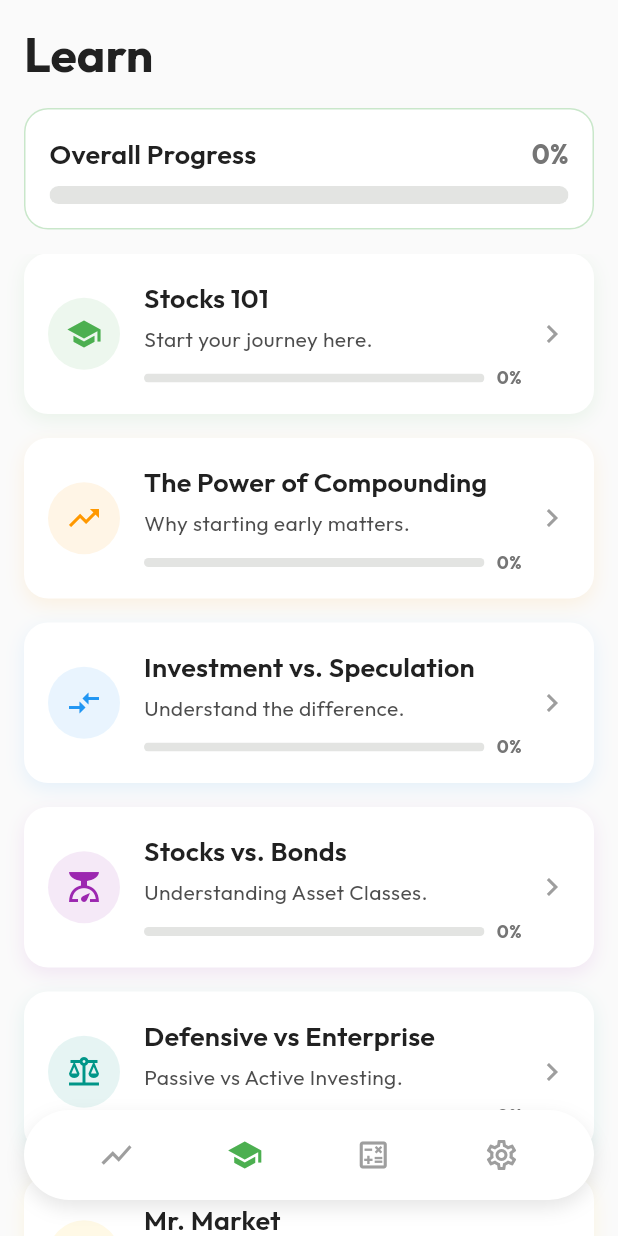
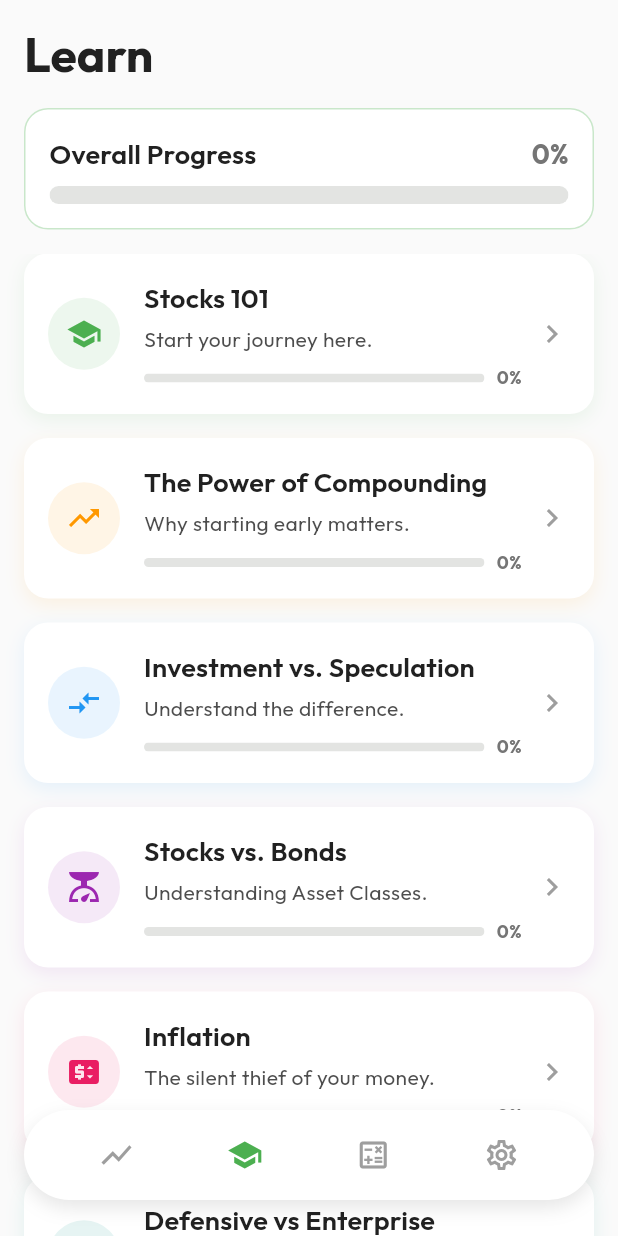
Before and after one commit to swoaib/Investr, a Flutter app: the DashboardScreen screen opened by its route, item 2 of the bottom bar chosen, on a phone screen of 412 x 824 dp. Run offline on Flutter 3.47's test engine with Material 3 defaults, Android fonts, the phone set to English and light mode, and no system bars; our stand-ins replace fl_chart, flutter_svg, go_router, google_fonts, shared_preferences; accounts and stored records are empty; network calls fail.

Commit message:
feat: add inflation education content, localized strings, and supporting SVG assets.

```diff
--- a/lib/l10n/app_en.arb
+++ b/lib/l10n/app_en.arb
@@ -19,6 +19,17 @@
 
   "learnTitle": "Learn",
   "overallProgress": "Overall Progress",
+  "inflationTitle": "Inflation",
+  "inflationDesc": "The silent thief of your money.",
+  "inflationBalloonTitle": "The Balloon Effect",
+  "inflationBalloonDesc": "Inflation is when prices rise over time. Like a balloon inflating, it takes more money to buy the same things.",
+  "purchasingPowerTitle": "Purchasing Power",
+  "purchasingPowerDesc": "Your money buys less over time. $100 today might only buy $70 worth of goods in 10 years.",
+  "cpiBasketTitle": "The CPI Basket",
+  "cpiBasketDesc": "Economists measure inflation by tracking the price of a 'basket' of goods like food, housing, and fuel.",
+  "inflationShieldTitle": "Beating Inflation",
+  "inflationShieldDesc": "Investing is your shield. To grow your wealth, your returns must be higher than the inflation rate.",
+
   "stocks101Title": "Stocks 101",
   "stocks101Desc": "Start your journey here.",
   "whatIsAStock": "What is a Stock?",
--- a/lib/l10n/app_localizations.dart
+++ b/lib/l10n/app_localizations.dart
@@ -213,6 +213,66 @@ abstract class AppLocalizations {
   /// In en, this message translates to:
   /// **'Overall Progress'**
   String get overallProgress;
+
+  /// No description provided for @inflationTitle.
+  ///
+  /// In en, this message translates to:
+  /// **'Inflation'**
+  String get inflationTitle;
+
+  /// No description provided for @inflationDesc.
+  ///
+  /// In en, this message translates to:
+  /// **'The silent thief of your money.'**
+  String get inflationDesc;
+
+  /// No description provided for @inflationBalloonTitle.
+  ///
+  /// In en, this message translates to:
+  /// **'The Balloon Effect'**
+  String get inflationBalloonTitle;
+
+  /// No description provided for @inflationBalloonDesc.
+  ///
+  /// In en, this message translates to:
+  /// **'Inflation is when prices rise over time. Like a balloon inflating, it takes more money to buy the same things.'**
+  String get inflationBalloonDesc;
+
+  /// No description provided for @purchasingPowerTitle.
+  ///
+  /// In en, this message translates to:
+  /// **'Purchasing Power'**
+  String get purchasingPowerTitle;
+
+  /// No description provided for @purchasingPowerDesc.
+  ///
+  /// In en, this message translates to:
+  /// **'Your money buys less over time. \$100 today might only buy \$70 worth of goods in 10 years.'**
+  String get purchasingPowerDesc;
+
+  /// No description provided for @cpiBasketTitle.
+  ///
+  /// In en, this message translates to:
+  /// **'The CPI Basket'**
+  String get cpiBasketTitle;
+
+  /// No description provided for @cpiBasketDesc.
+  ///
+  /// In en, this message translates to:
+  /// **'Economists measure inflation by tracking the price of a \'basket\' of goods like food, housing, and fuel.'**
+  String get cpiBasketDesc;
+
+  /// No description provided for @inflationShieldTitle.
+  ///
+  /// In en, this message translates to:
+  /// **'Beating Inflation'**
+  String get inflationShieldTitle;
+
+  /// No description provided for @inflationShieldDesc.
+  ///
+  /// In en, this message translates to:
+  /// **'Investing is your shield. To grow your wealth, your returns must be higher than the inflation rate.'**
+  String get inflationShieldDesc;
 
   /// No description provided for @stocks101Title.
   ///
--- a/lib/l10n/app_localizations_en.dart
+++ b/lib/l10n/app_localizations_en.dart
@@ -64,6 +64,40 @@ class AppLocalizationsEn extends AppLocalizations {
 
   @override
   String get overallProgress => 'Overall Progress';
+
+  @override
+  String get inflationTitle => 'Inflation';
+
+  @override
+  String get inflationDesc => 'The silent thief of your money.';
+
+  @override
+  String get inflationBalloonTitle => 'The Balloon Effect';
+
+  @override
+  String get inflationBalloonDesc =>
+      'Inflation is when prices rise over time. Like a balloon inflating, it takes more money to buy the same things.';
+
+  @override
+  String get purchasingPowerTitle => 'Purchasing Power';
+
+  @override
+  String get purchasingPowerDesc =>
+      'Your money buys less over time. \$100 today might only buy \$70 worth of goods in 10 years.';
+
+  @override
+  String get cpiBasketTitle => 'The CPI Basket';
+
+  @override
+  String get cpiBasketDesc =>
+      'Economists measure inflation by tracking the price of a \'basket\' of goods like food, housing, and fuel.';
+
+  @override
+  String get inflationShieldTitle => 'Beating Inflation';
+
+  @override
+  String get inflationShieldDesc =>
+      'Investing is your shield. To grow your wealth, your returns must be higher than the inflation rate.';
 
   @override
   String get stocks101Title => 'Stocks 101';
--- a/lib/src/features/education/presentation/learn_screen.dart
+++ b/lib/src/features/education/presentation/learn_screen.dart
@@ -112,6 +112,35 @@ class LearnScreen extends StatelessWidget {
             title: l10n.theIdealMix,
             description: l10n.theIdealMixDesc,
             imagePath: 'assets/images/education/portfolio_balance.svg',
+          ),
+        ],
+      ),
+      Lesson(
+        id: 'inflation',
+        title: l10n.inflationTitle,
+        description: l10n.inflationDesc,
+        color: const Color(0xFFE91E63), // Pink/Red for warning/urgent concept
+        icon: Icons.price_change,
+        pages: [
+          LessonPage(
+            title: l10n.inflationBalloonTitle,
+            description: l10n.inflationBalloonDesc,
+            imagePath: 'assets/images/education/inflation_balloon.svg',
+          ),
+          LessonPage(
+            title: l10n.purchasingPowerTitle,
+            description: l10n.purchasingPowerDesc,
+            imagePath: 'assets/images/education/purchasing_power.svg',
+          ),
+          LessonPage(
+            title: l10n.cpiBasketTitle,
+            description: l10n.cpiBasketDesc,
+            imagePath: 'assets/images/education/cpi_basket.svg',
+          ),
+          LessonPage(
+            title: l10n.inflationShieldTitle,
+            description: l10n.inflationShieldDesc,
+            imagePath: 'assets/images/education/inflation_shield.svg',
           ),
         ],
       ),
```
Also changed, not shown: lib/l10n/app_ja.arb (+11 -0 lines), lib/l10n/app_localizations_ja.dart (+33 -0 lines), lib/l10n/app_localizations_no.dart (+34 -0 lines), lib/l10n/app_no.arb (+11 -0 lines), assets/images/education/cpi_basket.svg (added), assets/images/education/inflation_balloon.svg (added), assets/images/education/inflation_shield.svg (added), assets/images/education/purchasing_power.svg (added).
